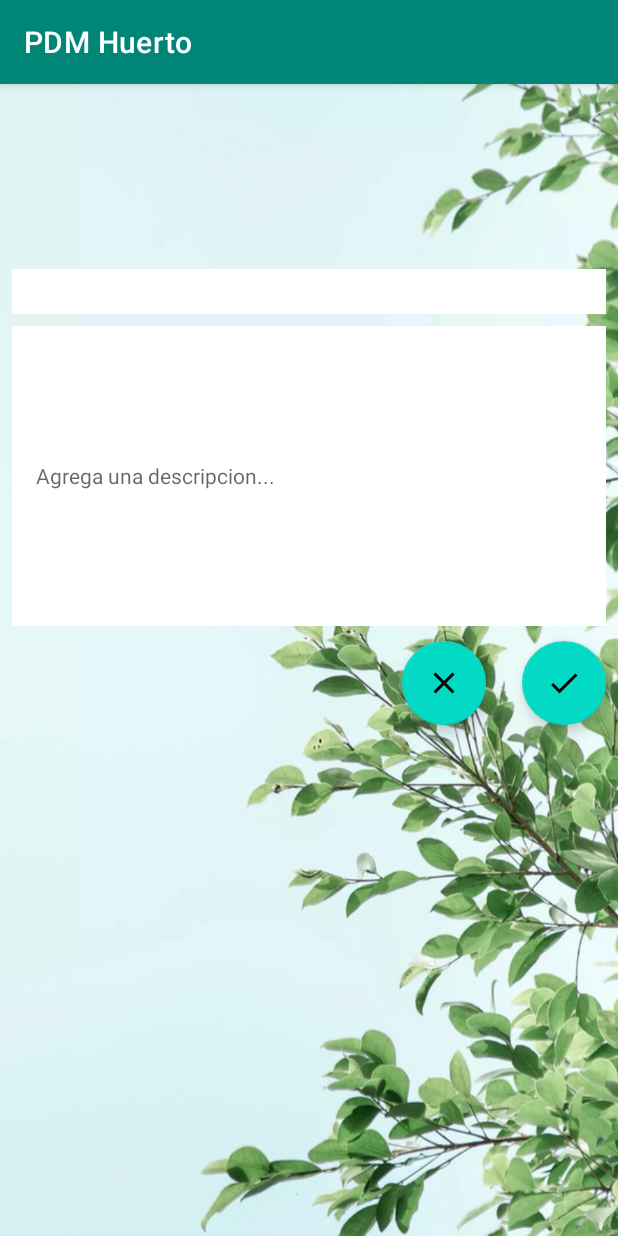
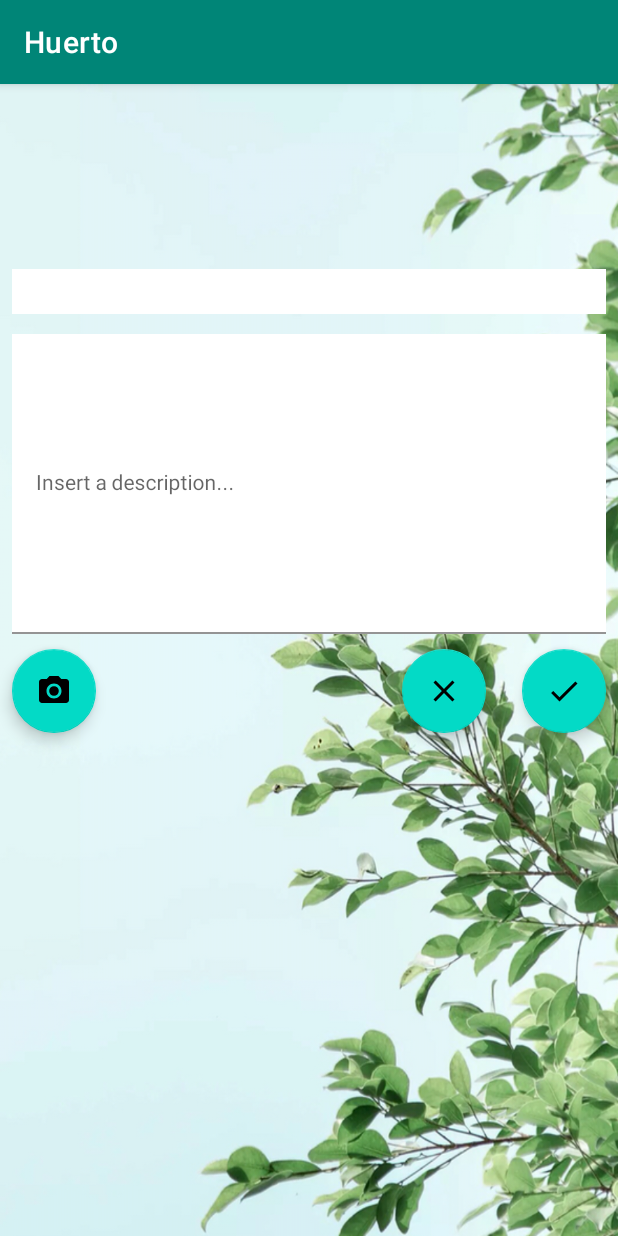
Before and after one commit to HectorChavez97/PDM-Proyecto-Huerto, an Android app: the Post_Activity screen opened directly, with no data from a screen before it, on a phone screen of 412 x 824 dp. Run offline under Robolectric (Android 15) with nearby library versions, the phone set to English and light mode, and no system bars.

Commit message:
Se agrego el uso de la camara en el fragmento post

```diff
--- a/PDMHuerto/app/src/main/java/com/example/pdmhuerto/Activities/Post_Activity.kt
+++ b/PDMHuerto/app/src/main/java/com/example/pdmhuerto/Activities/Post_Activity.kt
@@ -1,17 +1,26 @@
 package com.example.pdmhuerto.Activities
 
+import android.app.Activity
 import android.content.Intent
+import android.graphics.Bitmap
 import android.os.Bundle
+import android.provider.MediaStore
 import android.view.View
+import android.widget.Toast
 import androidx.appcompat.app.AppCompatActivity
 import com.example.pdmhuerto.R
 import com.google.android.material.floatingactionbutton.FloatingActionButton
 import com.google.android.material.textfield.TextInputEditText
+import com.google.android.material.textfield.TextInputLayout
+import kotlinx.android.synthetic.main.activity_post_.*
 import org.jetbrains.anko.find
 
-class Post_Activity : AppCompatActivity() {
+class Post_Activity : AppCompatActivity(), View.OnClickListener {
+
     lateinit var titleInfo: TextInputEditText
-    lateinit var descriptionInfo: TextInputEditText
+    lateinit var descriptionInfo: TextInputLayout
+
+    lateinit var photo_button: FloatingActionButton
     lateinit var cancel_button: FloatingActionButton
     lateinit var next_button: FloatingActionButton
 
@@ -19,14 +28,20 @@ class Post_Activity : AppCompatActivity() {
         super.onCreate(savedInstanceState)
         setContentView(R.layout.activity_post_)
 
+        photo_button = find(R.id.photo_button)
         cancel_button = find(R.id.cancel_button)
         next_button = find(R.id.next_button)
+
         titleInfo = find(R.id.post_title)
         descriptionInfo = find(R.id.post_description)
 
+        photo_button.setOnClickListener(this)
+        cancel_button.setOnClickListener(this)
+        next_button.setOnClickListener(this)
+    }
 
-        val onclickListener: View.OnClickListener = View.OnClickListener { view ->
-            when (view.id) {
+    override fun onClick(v: View?) {
+        when (v?.id) {
             R.id.cancel_button -> {
                 val intent = Intent(this, Navigation_Activity::class.java)
                 startActivity(intent)
@@ -35,12 +50,35 @@ class Post_Activity : AppCompatActivity() {
                 val intent = Intent(this, Navigation_Activity::class.java)
                 startActivity(intent)
             }
+            R.id.photo_button -> {
+                val intent = Intent(MediaStore.ACTION_IMAGE_CAPTURE)
+
+                //Existe aplicacion que soporta fotos
+                if(intent.resolveActivity(packageManager) != null){
+                    startActivityForResult(intent, CAMARA_REQUEST_ACCEPTED)
+                }
+            }
         }
     }
 
-        cancel_button.setOnClickListener(onclickListener)
-        next_button.setOnClickListener(onclickListener)
+    override fun onActivityResult(requestCode: Int, resultCode: Int, data: Intent?) {
+        super.onActivityResult(requestCode, resultCode, data)
 
+        when(requestCode){
+            CAMARA_REQUEST_ACCEPTED -> {
+                if(resultCode == Activity.RESULT_OK && data != null){
+                    photoHolder.setImageBitmap(data.extras?.get("data") as Bitmap)
+                }
+            }
+
+            else -> {
+                Toast.makeText(this, "Error", Toast.LENGTH_LONG).show()
+            }
+        }
+    }
+
+    companion object{
+        const val CAMARA_REQUEST_ACCEPTED = 1000
     }
 
 }
--- a/PDMHuerto/app/src/main/java/com/example/pdmhuerto/Fragments/PerfilFragment.kt
+++ b/PDMHuerto/app/src/main/java/com/example/pdmhuerto/Fragments/PerfilFragment.kt
@@ -21,6 +21,7 @@ class PerfilFragment: Fragment() {
     ): View? {
         val root = inflater.inflate(R.layout.fragment_perfil, container, false)
         val recyclerView: RecyclerView = root.findViewById(R.id.recycler_view_container)
+
         val arrayList =  ArrayList<CardViewHolder>()
         arrayList.add(
             CardViewHolder(
--- a/PDMHuerto/app/src/main/java/com/example/pdmhuerto/Interfaces/ReplaceFragment.kt
+++ b/PDMHuerto/app/src/main/java/com/example/pdmhuerto/Interfaces/ReplaceFragment.kt
@@ -3,7 +3,5 @@ package com.example.pdmhuerto.Interfaces
 import androidx.fragment.app.Fragment
 
 interface ReplaceFragment {
-
     fun createFragment(fragment: Fragment)
-
 }
--- /dev/null
+++ b/PDMHuerto/app/src/main/res/drawable/ic_camera_alt_black_24dp.xml
@@ -0,0 +1,12 @@
+<vector xmlns:android="http://schemas.android.com/apk/res/android"
+        android:width="24dp"
+        android:height="24dp"
+        android:viewportWidth="24.0"
+        android:viewportHeight="24.0">
+    <path
+        android:fillColor="#FF000000"
+        android:pathData="M12,12m-3.2,0a3.2,3.2 0,1 1,6.4 0a3.2,3.2 0,1 1,-6.4 0"/>
+    <path
+        android:fillColor="#FF000000"
+        android:pathData="M9,2L7.17,4L4,4c-1.1,0 -2,0.9 -2,2v12c0,1.1 0.9,2 2,2h16c1.1,0 2,-0.9 2,-2L22,6c0,-1.1 -0.9,-2 -2,-2h-3.17L15,2L9,2zM12,17c-2.76,0 -5,-2.24 -5,-5s2.24,-5 5,-5 5,2.24 5,5 -2.24,5 -5,5z"/>
+</vector>
--- a/PDMHuerto/app/src/main/res/layout/activity_post_.xml
+++ b/PDMHuerto/app/src/main/res/layout/activity_post_.xml
@@ -25,27 +25,51 @@
         />
 
     <com.google.android.material.textfield.TextInputEditText
-        style="@style/Widget.MaterialComponents.TextInputLayout.OutlinedBox"
+        style="@style/Widget.MaterialComponents.TextInputLayout.FilledBox.Dense"
         android:id="@+id/post_title"
         android:layout_width="match_parent"
         android:layout_height="30dp"
-        app:hintTextAppearance="@style/Widget.Design.TextInputLayout"
         android:background="@color/white"
         android:hint="@string/add_title"
         android:layout_margin="8dp"
+        app:hintTextAppearance="@style/Widget.Design.TextInputLayout"
         app:layout_constraintTop_toBottomOf="@id/guideline_h20"/>
 
-    <com.google.android.material.textfield.TextInputEditText
-        style="@style/Widget.MaterialComponents.TextInputLayout.OutlinedBox"
+    <androidx.appcompat.widget.AppCompatImageView
+        android:id="@+id/photoHolder"
+        android:layout_width="match_parent"
+        android:layout_height="wrap_content"
+        android:layout_margin="5dp"
+        app:layout_constraintStart_toStartOf="parent"
+        app:layout_constraintTop_toBottomOf="@id/post_title"/>
+
+    <com.google.android.material.textfield.TextInputLayout
+        style="@style/Widget.MaterialComponents.TextInputLayout.FilledBox"
         android:id="@+id/post_description"
         android:layout_width="match_parent"
-        android:layout_height="200dp"
-        android:background="@color/white"
+        android:layout_height="wrap_content"
         android:hint="@string/add_description"
-        android:inputType="textMultiLine"
         android:layout_margin="8dp"
         app:layout_constraintStart_toStartOf="parent"
-        app:layout_constraintTop_toBottomOf="@+id/post_title"/>
+        app:layout_constraintTop_toBottomOf="@+id/photoHolder">
+
+        <com.google.android.material.textfield.TextInputEditText
+            style="@style/Widget.MaterialComponents.TextInputLayout.FilledBox"
+            android:layout_width="match_parent"
+            android:layout_height="200dp"
+            android:background="@color/white"
+            android:inputType="textMultiLine" />
+    </com.google.android.material.textfield.TextInputLayout>
+
+    <com.google.android.material.floatingactionbutton.FloatingActionButton
+        android:id="@+id/photo_button"
+        android:layout_width="wrap_content"
+        android:layout_height="wrap_content"
+        android:src="@drawable/ic_camera_alt_black_24dp"
+        android:layout_marginTop="10dp"
+        android:layout_marginStart="8dp"
+        app:layout_constraintTop_toBottomOf="@+id/post_description"
+        app:layout_constraintStart_toStartOf="parent"/>
 
     <com.google.android.material.floatingactionbutton.FloatingActionButton
         android:id="@+id/cancel_button"
--- a/PDMHuerto/app/src/main/res/layout/card_view_recycler.xml
+++ b/PDMHuerto/app/src/main/res/layout/card_view_recycler.xml
@@ -29,7 +29,9 @@
                 android:layout_marginStart="5dp"
                 android:layout_marginTop="5dp"
                 app:layout_constraintTop_toTopOf="parent"
-                app:layout_constraintStart_toStartOf="parent" />
+                app:layout_constraintStart_toStartOf="parent"
+                app:civ_border_width="1dp"/>
+
 
             <androidx.constraintlayout.widget.Guideline
                 android:id="@+id/guideline_v12"
--- a/PDMHuerto/app/src/main/res/values/strings.xml
+++ b/PDMHuerto/app/src/main/res/values/strings.xml
@@ -1,9 +1,17 @@
 <resources>
-    <string name="app_name">PDM Huerto</string>
+    <string name="app_name">Huerto</string>
 
     <!-- TODO: Remove or change this placeholder text -->
     <string name="hello_blank_fragment">Hello blank fragment</string>
-    <string name="add_title">¿Cual es tu titulo?</string>
-    <string name="add_description">Agrega una descripcion...</string>
+    <string name="add_title">Add a title</string>
+    <string name="add_description">Insert a description...</string>
+    <string name="user">User</string>
+    <string name="password">Password</string>
+    <string name="password2">Confirm your Password</string>
+    <string name="mail">example@mail.com</string>
+    <string name="register">Register</string>
+    <string name="login">Login</string>
+    <string name="logout">Logout</string>
+
 
 </resources>
--- a/PDMHuerto/build.gradle
+++ b/PDMHuerto/build.gradle
@@ -8,7 +8,7 @@ buildscript {
 
     }
     dependencies {
-        classpath 'com.android.tools.build:gradle:3.5.0'
+        classpath 'com.android.tools.build:gradle:3.5.1'
         classpath "org.jetbrains.kotlin:kotlin-gradle-plugin:$kotlin_version"
         // NOTE: Do not place your application dependencies here; they belong
         // in the individual module build.gradle files
```
Also changed, not shown: PDMHuerto/app/src/main/AndroidManifest.xml (+5 -2 lines), PDMHuerto/app/src/main/java/com/example/pdmhuerto/Activities/Login_Activity.kt (added, +31 -0 lines), PDMHuerto/app/src/main/java/com/example/pdmhuerto/Activities/Register_Activity.kt (added, +31 -0 lines), PDMHuerto/app/src/main/java/com/example/pdmhuerto/Activities/Start_Activity.kt (added, +39 -0 lines), PDMHuerto/app/src/main/res/layout/activity_login.xml (added, +55 -0 lines), PDMHuerto/app/src/main/res/layout/activity_register.xml (added, +90 -0 lines), PDMHuerto/app/src/main/res/layout/activity_start.xml (added, +32 -0 lines), PDMHuerto/app/src/main/res/layout/fragment_perfil.xml (+6 -5 lines). Lines whose indentation alone changed are shown as unchanged.
